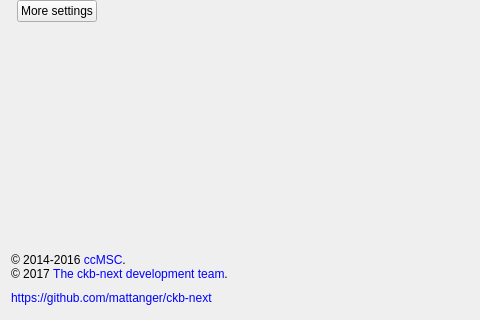
The window that src/ckb/settingswidget.ui (ckb-next/ckb-next) describes before a commit, drawn with Qt 5; both pictures show x 0 to 480 and y 334 to 654 of the 827 by 654 pixel window.
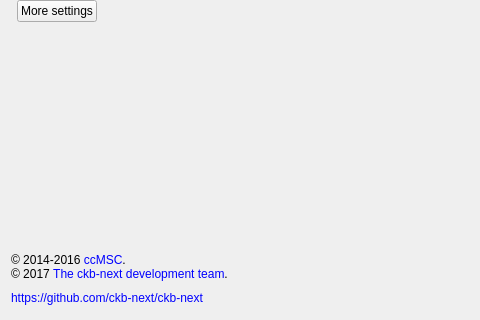
The same window after the commit.

Commit message: Update some links to the new repository

```diff
--- a/src/ckb/settingswidget.ui
+++ b/src/ckb/settingswidget.ui
@@ -108,7 +108,7 @@
      <item>
       <widget class="QLabel" name="label_3">
        <property name="text">
-        <string>&lt;a href=&quot;https://github.com/mattanger/ckb-next&quot; style=&quot;text-decoration:none;&quot;&gt;https://github.com/mattanger/ckb-next&lt;/a&gt;</string>
+        <string>&lt;a href=&quot;https://github.com/ckb-next/ckb-next&quot; style=&quot;text-decoration:none;&quot;&gt;https://github.com/ckb-next/ckb-next&lt;/a&gt;</string>
        </property>
        <property name="openExternalLinks">
         <bool>true</bool>
```
Left out of the diff: 2 changed lines with no effect on the pictures. The commit also changes 1 other file.
